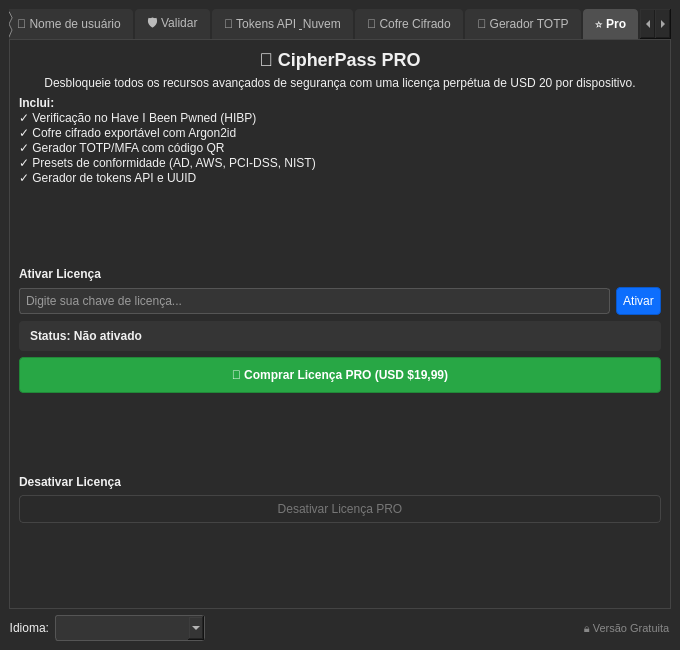
Eduardo-ci/cipherpass_pro, file ui/main_pt.ui: the form before one commit.
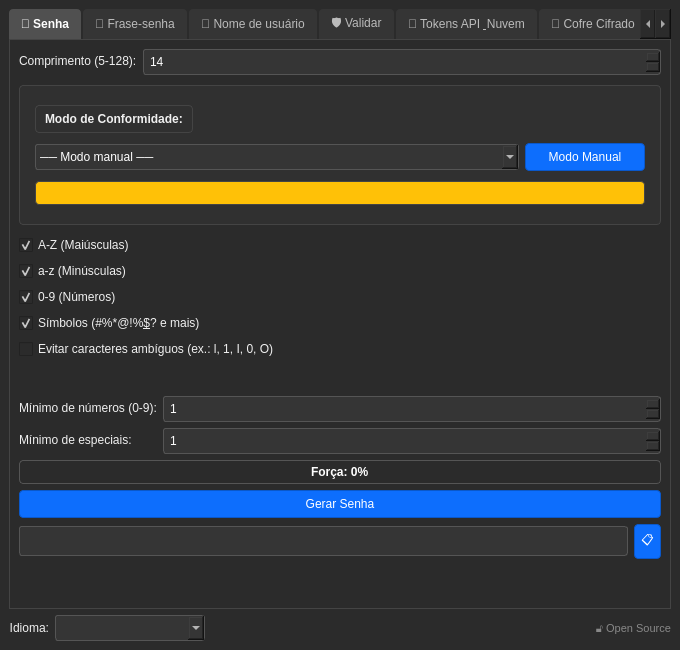
The form after the commit. The open tabs and pages were chosen to show the change. Icons and pictures are not drawn.

Commit message:
Refactor UI files for compliance and PRO features; add contributing guidelines and license
- Removed disabled properties and PRO badges from main_es.xml and main_pt.ui to enable features.
- Updated labels to reflect open-source status instead of PRO version.
- Added CONTRIBUTING.md to guide community contributions.
- Introduced LICENSE.md with GNU AGPLv3 details.
- Created update_translations.sh script for managing translation updates.

What changed in the file:
```diff
--- a/ui/main_pt.ui
+++ b/ui/main_pt.ui
@@ -77,9 +77,6 @@
         </item>
         <item>
          <widget class="QFrame" name="frame_compliance">
-          <property name="enabled">
-           <bool>false</bool>
-          </property>
           <property name="styleSheet">
            <string notr="true">QFrame { background-color: #303030; border: 1px solid #444; border-radius: 4px; padding: 6px; margin-top: 4px; margin-bottom: 4px; }</string>
           </property>
@@ -99,16 +96,6 @@
                </property>
               </widget>
              </item>
-             <item>
-              <widget class="QLabel" name="label_compliance_pro_badge">
-               <property name="styleSheet">
-                <string notr="true">background-color: #0d6efd; color: #fff; padding: 2px 6px; border-radius: 3px; font-size: 10px; font-weight: bold;</string>
-               </property>
-               <property name="text">
-                <string>PRO</string>
-               </property>
-              </widget>
-             </item>
              <item>
               <spacer name="horizontalSpacer_compliance">
                <property name="orientation">
@@ -128,9 +115,6 @@
             <layout class="QHBoxLayout" name="horizontalLayout_compliance_controls">
              <item>
               <widget class="QComboBox" name="comboBox_compliance">
-               <property name="enabled">
-                <bool>false</bool>
-               </property>
                <item>
                 <property name="text">
                  <string>── Modo manual ──</string>
@@ -160,9 +144,6 @@
              </item>
              <item>
               <widget class="QPushButton" name="btn_manual_mode">
-               <property name="enabled">
-                <bool>false</bool>
-               </property>
                <property name="maximumSize">
                 <size>
                  <width>120</width>
@@ -702,9 +683,6 @@
         </item>
         <item>
          <widget class="QFrame" name="frame_hibp">
-          <property name="enabled">
-           <bool>false</bool>
-          </property>
           <property name="styleSheet">
            <string notr="true">QFrame { background-color: #303030; border: 1px solid #444; border-radius: 4px; padding: 8px; margin-top: 4px; margin-bottom: 4px; }</string>
           </property>
@@ -719,24 +697,11 @@
             <layout class="QHBoxLayout" name="horizontalLayout_hibp_header">
              <item>
               <widget class="QCheckBox" name="checkBox_hibp">
-               <property name="enabled">
-                <bool>false</bool>
-               </property>
                <property name="text">
                 <string>🔒 Verificar no Have I Been Pwned</string>
                </property>
               </widget>
              </item>
-             <item>
-              <widget class="QLabel" name="label_hibp_pro">
-               <property name="styleSheet">
-                <string notr="true">background-color: #0d6efd; color: #fff; padding: 2px 6px; border-radius: 3px; font-size: 10px; font-weight: bold;</string>
-               </property>
-               <property name="text">
-                <string>PRO</string>
-               </property>
-              </widget>
-             </item>
              <item>
               <spacer name="horizontalSpacer_hibp">
                <property name="orientation">
@@ -756,9 +721,6 @@
             <layout class="QHBoxLayout" name="horizontalLayout_hibp_controls">
              <item>
               <widget class="QPushButton" name="btn_hibp_check">
-               <property name="enabled">
-                <bool>false</bool>
-               </property>
                <property name="cursor">
                 <cursorShape>PointingHandCursor</cursorShape>
                </property>
@@ -869,23 +831,10 @@
        <zorder>label_validar_mensaje</zorder>
       </widget>
       <widget class="QWidget" name="tab_tokens">
-       <property name="enabled">
-        <bool>false</bool>
-       </property>
        <attribute name="title">
         <string>🔐 Tokens API &amp; Nuvem</string>
        </attribute>
        <layout class="QVBoxLayout" name="verticalLayout_tokens">
-        <item>
-         <widget class="QLabel" name="label_tokens_pro">
-          <property name="styleSheet">
-           <string notr="true">background-color: #0d6efd; color: #fff; padding: 6px 12px; border-radius: 4px; font-weight: bold;</string>
-          </property>
-          <property name="text">
-           <string>🔒 Funcionalidade PRO</string>
-          </property>
-         </widget>
-        </item>
         <item>
          <widget class="QLabel" name="label_tokens_info">
           <property name="text">
@@ -1011,23 +960,10 @@
        </layout>
       </widget>
       <widget class="QWidget" name="tab_vault">
-       <property name="enabled">
-        <bool>false</bool>
-       </property>
        <attribute name="title">
         <string>🔐 Cofre Cifrado</string>
        </attribute>
        <layout class="QVBoxLayout" name="verticalLayout_vault">
-        <item>
-         <widget class="QLabel" name="label_vault_pro">
-          <property name="styleSheet">
-           <string notr="true">background-color: #0d6efd; color: #fff; padding: 6px 12px; border-radius: 4px; font-weight: bold;</string>
-          </property>
-          <property name="text">
-           <string>🔒 Funcionalidade PRO</string>
-          </property>
-         </widget>
-        </item>
         <item>
          <widget class="QLabel" name="label_vault_info">
           <property name="text">
@@ -1202,23 +1138,10 @@
        </layout>
       </widget>
       <widget class="QWidget" name="tab_totp">
-       <property name="enabled">
-        <bool>false</bool>
-       </property>
        <attribute name="title">
         <string>📱 Gerador TOTP</string>
        </attribute>
        <layout class="QVBoxLayout" name="verticalLayout_totp">
-        <item>
-         <widget class="QLabel" name="label_totp_pro">
-          <property name="styleSheet">
-           <string notr="true">background-color: #0d6efd; color: #fff; padding: 6px 12px; border-radius: 4px; font-weight: bold;</string>
-          </property>
-          <property name="text">
-           <string>🔒 Funcionalidade PRO</string>
-          </property>
-         </widget>
-        </item>
         <item>
          <widget class="QLabel" name="label_totp_info">
           <property name="text">
@@ -1389,161 +1312,6 @@
         </item>
        </layout>
       </widget>
-      <widget class="QWidget" name="tab_pro">
-       <attribute name="title">
-        <string>⭐ Pro</string>
-       </attribute>
-       <layout class="QVBoxLayout" name="verticalLayout_pro">
-        <item>
-         <widget class="QLabel" name="label_pro_title">
-          <property name="text">
-           <string>&lt;h2&gt;🚀 CipherPass PRO&lt;/h2&gt;</string>
-          </property>
-          <property name="alignment">
-           <set>Qt::AlignCenter</set>
-          </property>
-         </widget>
-        </item>
-        <item>
-         <widget class="QLabel" name="label_pro_desc">
-          <property name="text">
-           <string>Desbloqueie todos os recursos avançados de segurança com uma licença perpétua de USD 20 por dispositivo.</string>
-          </property>
-          <property name="alignment">
-           <set>Qt::AlignCenter</set>
-          </property>
-          <property name="wordWrap">
-           <bool>true</bool>
-          </property>
-         </widget>
-        </item>
-        <item>
-         <widget class="QLabel" name="label_pro_features">
-          <property name="text">
-           <string>&lt;b&gt;Inclui:&lt;/b&gt;&lt;br/&gt;
-✓ Verificação no Have I Been Pwned (HIBP)&lt;br/&gt;
-✓ Cofre cifrado exportável com Argon2id&lt;br/&gt;
-✓ Gerador TOTP/MFA com código QR&lt;br/&gt;
-✓ Presets de conformidade (AD, AWS, PCI-DSS, NIST)&lt;br/&gt;
-✓ Gerador de tokens API e UUID</string>
-          </property>
-          <property name="wordWrap">
-           <bool>true</bool>
-          </property>
-         </widget>
-        </item>
-        <item>
-         <spacer name="spacer_p1">
-          <property name="orientation">
-           <enum>Qt::Vertical</enum>
-          </property>
-          <property name="sizeHint" stdset="0">
-           <size>
-            <width>20</width>
-            <height>20</height>
-           </size>
-          </property>
-         </spacer>
-        </item>
-        <item>
-         <widget class="QLabel" name="label_activate">
-          <property name="text">
-           <string>&lt;b&gt;Ativar Licença&lt;/b&gt;</string>
-          </property>
-         </widget>
-        </item>
-        <item>
-         <layout class="QHBoxLayout" name="horizontalLayout_license_input">
-          <item>
-           <widget class="QLineEdit" name="lineEdit_license_key">
-            <property name="placeholderText">
-             <string>Digite sua chave de licença...</string>
-            </property>
-           </widget>
-          </item>
-          <item>
-           <widget class="QPushButton" name="btn_activate_license">
-            <property name="cursor">
-             <cursorShape>PointingHandCursor</cursorShape>
-            </property>
-            <property name="text">
-             <string>Ativar</string>
-            </property>
-           </widget>
-          </item>
-         </layout>
-        </item>
-        <item>
-         <widget class="QLabel" name="label_license_status">
-          <property name="styleSheet">
-           <string notr="true">font-weight: bold; padding: 8px; background-color: #353535; border-radius: 4px;</string>
-          </property>
-          <property name="text">
-           <string>Status: Não ativado</string>
-          </property>
-         </widget>
-        </item>
-        <item>
-         <widget class="QPushButton" name="btn_buy_license">
-          <property name="cursor">
-           <cursorShape>PointingHandCursor</cursorShape>
-          </property>
-          <property name="styleSheet">
-           <string notr="true">background-color: #28a745; border: 1px solid #218838; font-weight: bold; padding: 10px;</string>
-          </property>
-          <property name="text">
-           <string>🛒 Comprar Licença PRO (USD $19,99)</string>
-          </property>
-         </widget>
-        </item>
-        <item>
-         <spacer name="spacer_p2">
-          <property name="orientation">
-           <enum>Qt::Vertical</enum>
-          </property>
-          <property name="sizeHint" stdset="0">
-           <size>
-            <width>20</width>
-            <height>20</height>
-           </size>
-          </property>
-         </spacer>
-        </item>
-        <item>
-         <widget class="QLabel" name="label_deactivate">
-          <property name="text">
-           <string>&lt;b&gt;Desativar Licença&lt;/b&gt;</string>
-          </property>
-         </widget>
-        </item>
-        <item>
-         <widget class="QPushButton" name="btn_deactivate_license">
-          <property name="enabled">
-           <bool>false</bool>
-          </property>
-          <property name="cursor">
-           <cursorShape>PointingHandCursor</cursorShape>
-          </property>
-          <property name="text">
-           <string>Desativar Licença PRO</string>
-          </property>
-         </widget>
-        </item>
-        <item>
-         <spacer name="spacer_p3">
-          <property name="orientation">
-           <enum>Qt::Vertical</enum>
-          </property>
-          <property name="sizeHint" stdset="0">
-           <size>
-            <width>20</width>
-            <height>40</height>
-           </size>
-          </property>
-         </spacer>
-        </item>
-       </layout>
-      </widget>
      </widget>
     </item>
     <item>
@@ -1586,14 +1354,11 @@
       </item>
       <item>
        <widget class="QLabel" name="label_licencia">
-        <property name="toolTip">
-         <string>Vá para a aba ⭐ Pro para ativar sua licença</string>
-        </property>
         <property name="styleSheet">
          <string notr="true">color: #888; font-size: 11px;</string>
         </property>
         <property name="text">
-         <string>🔒 Versão Gratuita</string>
+         <string>🔓 Open Source</string>
         </property>
        </widget>
       </item>
```
The commit also changes 12 other files.
